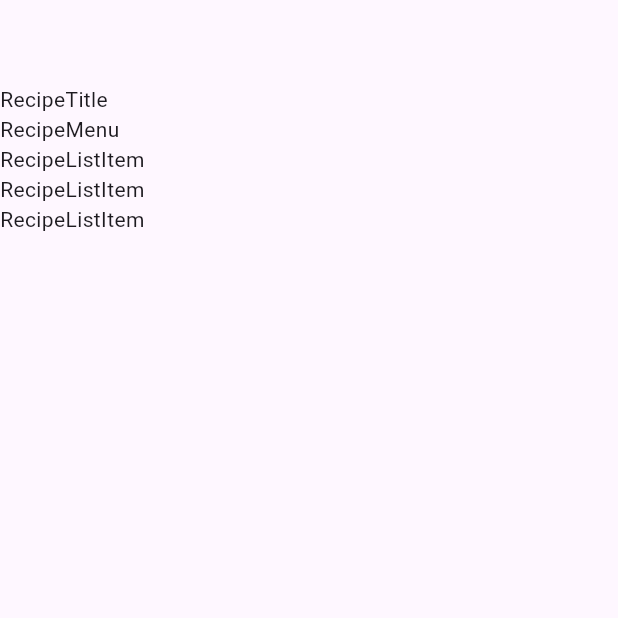
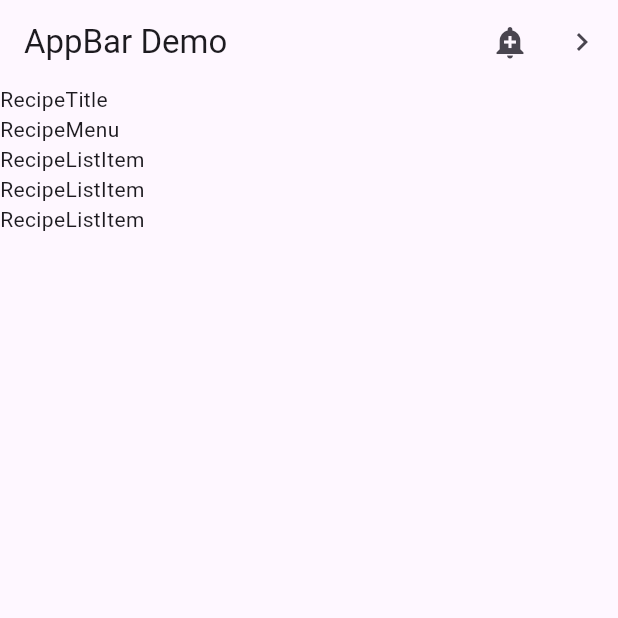
Before and after one commit to ilsong963/flutter_recipe_app, a Flutter app: the screen it shows after launch, on a phone screen of 412 x 824 dp, the top half of it. Run offline on Flutter 3.47's test engine with Material 3 defaults, Android fonts, the phone set to English and light mode, and no system bars.

Commit message:
feat: appbar추가

```diff
--- a/lib/main.dart
+++ b/lib/main.dart
@@ -22,7 +22,19 @@ class RecipePage extends StatelessWidget {
   @override
   Widget build(BuildContext context) {
     return Scaffold(
-      appBar: AppBar(),
+      appBar: AppBar(
+        title: const Text('AppBar Demo'),
+        actions: <Widget>[
+          IconButton(
+            icon: const Icon(Icons.add_alert),
+            tooltip: 'Show Snackbar',
+            onPressed: () {
+              ScaffoldMessenger.of(context).showSnackBar(const SnackBar(content: Text('This is a snackbar')));
+            },
+          ),
+          IconButton(icon: const Icon(Icons.navigate_next), tooltip: 'Go to the next page', onPressed: () {}),
+        ],
+      ),
       body: Column(
         crossAxisAlignment: CrossAxisAlignment.start,
         children: [
```
